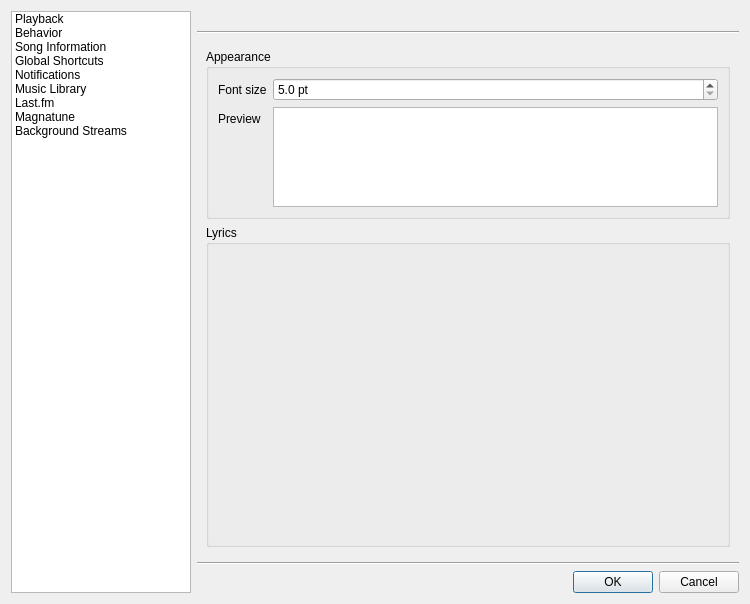
Above: src/ui/settingsdialog.ui from clementine-player/Clementine before the change. Below: the same form after it.
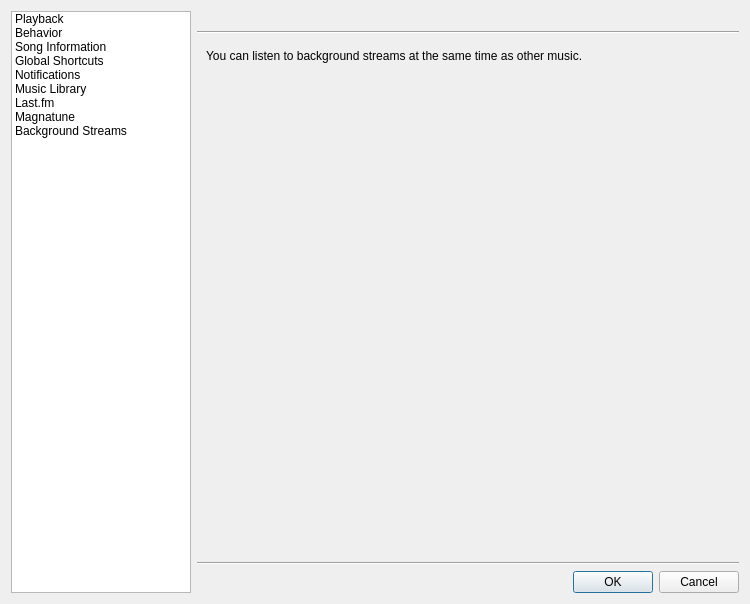
That is the form after the change. Icons and pictures are not drawn. Custom widgets are drawn as their Qt base class.

Commit message: Clean up the background streams settings page a bit, and use a different icon

What changed in the file:
```diff
--- a/src/ui/settingsdialog.ui
+++ b/src/ui/settingsdialog.ui
@@ -124,7 +124,7 @@
      <item>
       <widget class="QStackedWidget" name="stacked_widget">
        <property name="currentIndex">
-        <number>2</number>
+        <number>8</number>
        </property>
        <widget class="QWidget" name="playback_page">
         <layout class="QVBoxLayout" name="verticalLayout_10">
@@ -796,6 +796,30 @@
          </item>
         </layout>
        </widget>
+       <widget class="QWidget" name="streams_page">
+        <layout class="QVBoxLayout" name="verticalLayout_16">
+         <item>
+          <widget class="QLabel" name="label_13">
+           <property name="text">
+            <string>You can listen to background streams at the same time as other music.</string>
+           </property>
+          </widget>
+         </item>
+         <item>
+          <spacer name="verticalSpacer_4">
+           <property name="orientation">
+            <enum>Qt::Vertical</enum>
+           </property>
+           <property name="sizeHint" stdset="0">
+            <size>
+             <width>20</width>
+             <height>40</height>
+            </size>
+           </property>
+          </spacer>
+         </item>
+        </layout>
+       </widget>
       </widget>
      </item>
      <item>
```
Left out of the diff: 2 changed lines with no effect on the pictures. The commit also changes 42 other files.
